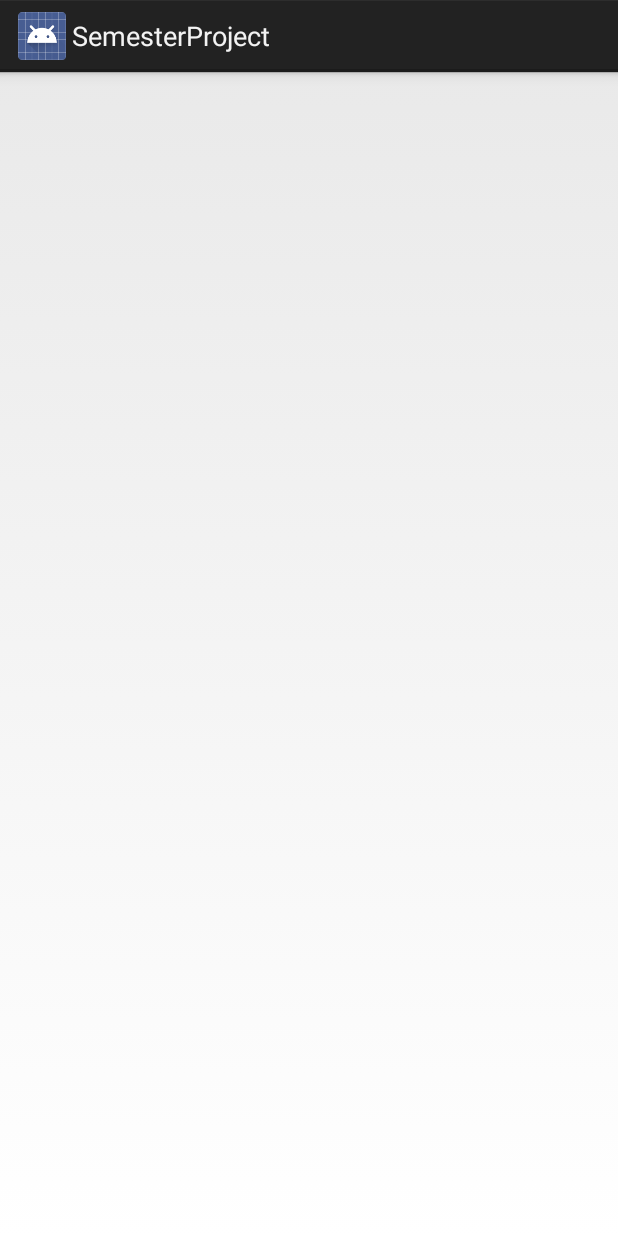
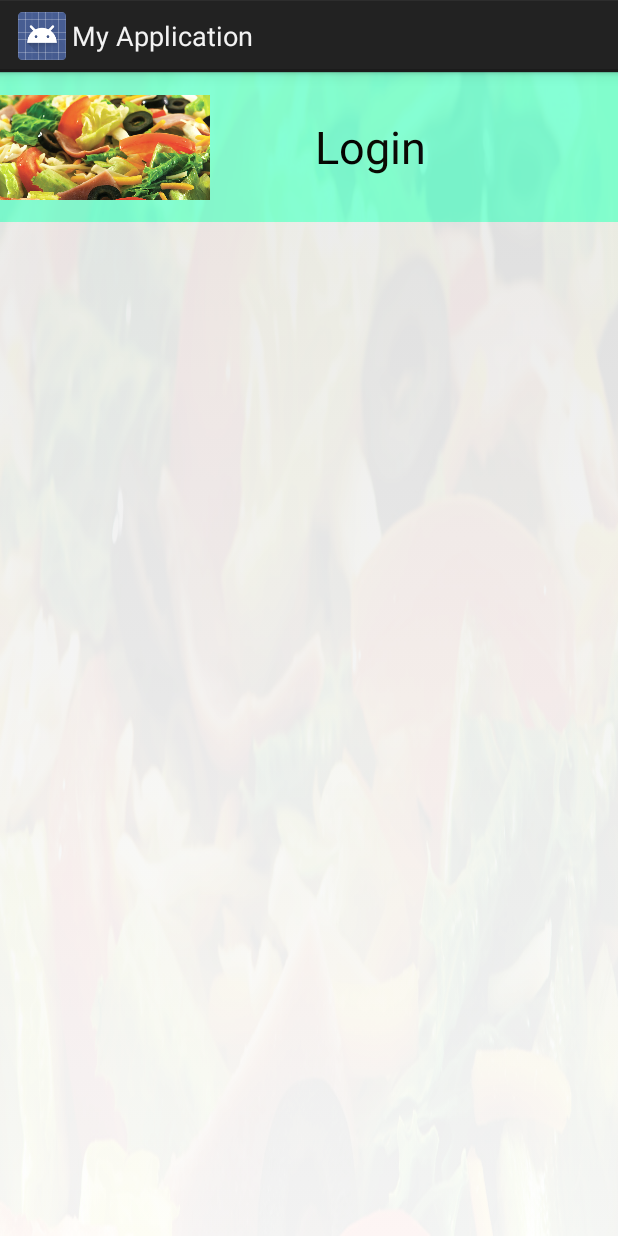
Before and after one commit to dk2823/SemesterProject, an Android app: the screen it shows after launch (MainActivity), on a phone screen of 412 x 824 dp. Run offline under Robolectric (Android 15) with nearby library versions, the phone set to English and light mode, and no system bars.

Commit message:
11/8/16 10:34am

```diff
--- a/app/src/main/java/com/example/dk/semesterproject/MainActivity.java
+++ b/app/src/main/java/com/example/dk/semesterproject/MainActivity.java
@@ -8,5 +8,6 @@ public class MainActivity extends Activity {
     @Override
     protected void onCreate(Bundle savedInstanceState) {
         super.onCreate(savedInstanceState);
+        setContentView(R.layout.activity_main);
     }
 }
--- /dev/null
+++ b/app/src/main/res/layout/activity_main.xml
@@ -0,0 +1,50 @@
+<?xml version="1.0" encoding="utf-8"?>
+<RelativeLayout xmlns:android="http://schemas.android.com/apk/res/android"
+    android:id="@+id/activity_main"
+    android:layout_width="match_parent"
+    android:layout_height="match_parent">
+
+    <LinearLayout
+        android:id="@+id/header"
+        android:layout_width="match_parent"
+        android:layout_height="100dp"
+        android:background="#7fffd4"
+        android:orientation="horizontal">
+
+        <ImageView
+            android:layout_width="140dp"
+            android:layout_height="match_parent"
+            android:src="@mipmap/salad"/>
+
+        <TextView
+            android:layout_width="wrap_content"
+            android:layout_height="wrap_content"
+            android:layout_gravity="center"
+            android:paddingLeft="70dp"
+            android:textColor="#000000"
+            android:textSize="30sp"
+            android:text="@string/login_page"/>
+
+    </LinearLayout>
+
+    <LinearLayout
+        android:layout_alignTop="@id/header"
+        android:layout_width="match_parent"
+        android:layout_height="match_parent"
+        android:background="@mipmap/salad"
+        android:alpha="0.05"
+        android:orientation="vertical">
+    </LinearLayout>
+
+    <TextView
+        android:id="@+id/username_label"
+        android:layout_width="wrap_content"
+        android:layout_height="wrap_content"
+        android:layout_gravity="center"
+        android:paddingLeft="50dp"
+        android:layout_toEndOf="@id/header"
+        android:text="Username"
+        android:textSize="20sp"/>
+
+
+</RelativeLayout>
--- a/app/src/main/res/values/strings.xml
+++ b/app/src/main/res/values/strings.xml
@@ -1,3 +1,4 @@
 <resources>
-    <string name="app_name">SemesterProject</string>
+    <string name="app_name">My Application</string>
+    <string name="login_page">Login</string>
 </resources>
```
Also changed, not shown: app/src/main/res/mipmap-hdpi/salad.jpg (added).
